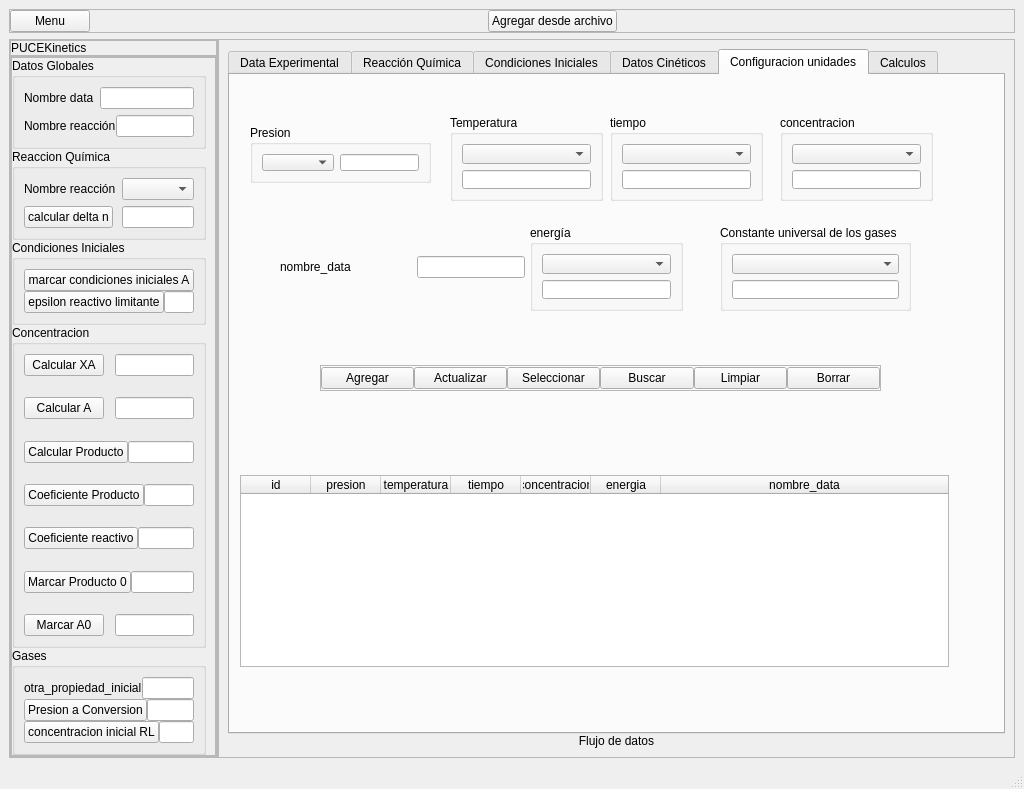
JuandresPUCE/tesis_pyqt_sqlite, file flujo_datos_gui_v4.ui: the form before one commit.
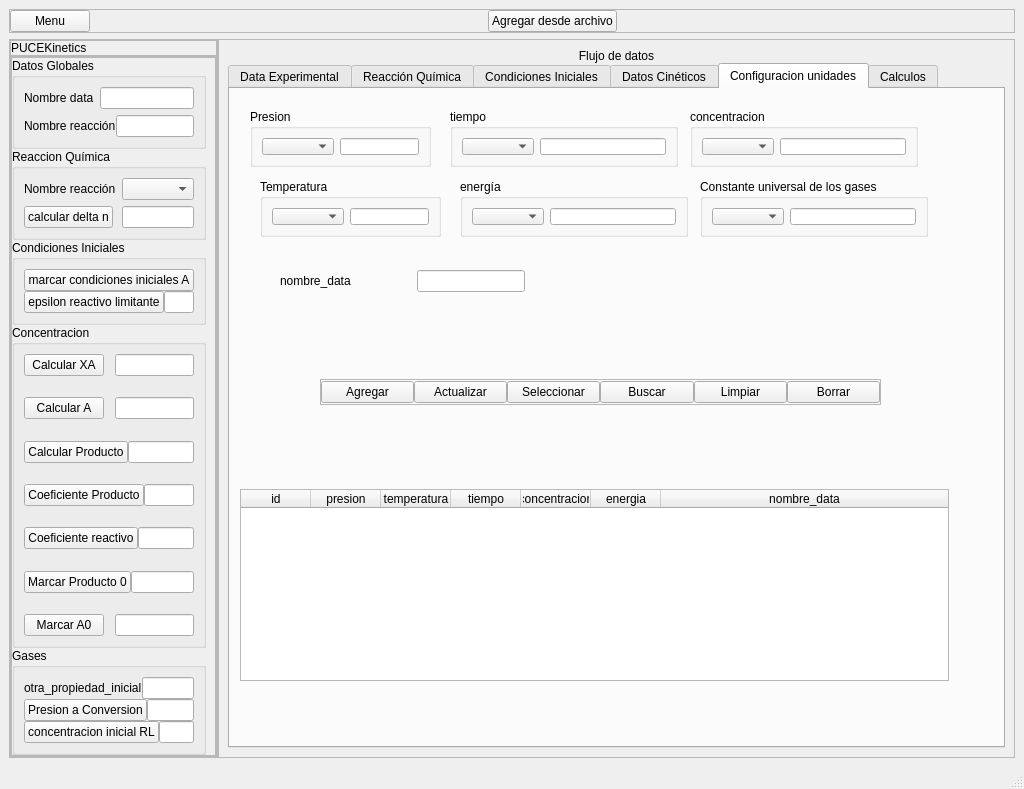
The form after the commit.

Commit message: migrando a json para cambiar la base de datos

Patch:
```diff
--- a/flujo_datos_gui_v4.ui
+++ b/flujo_datos_gui_v4.ui
@@ -956,6 +956,22 @@
             <property name="spacing">
              <number>0</number>
             </property>
+            <item>
+             <widget class="QLabel" name="titulo_label_2">
+              <property name="maximumSize">
+               <size>
+                <width>16777215</width>
+                <height>60</height>
+               </size>
+              </property>
+              <property name="text">
+               <string>Flujo de datos</string>
+              </property>
+              <property name="alignment">
+               <set>Qt::AlignCenter</set>
+              </property>
+             </widget>
+            </item>
             <item>
              <widget class="QTabWidget" name="tabWidget_2">
               <property name="currentIndex">
@@ -3159,16 +3175,16 @@
                <widget class="QGroupBox" name="groupBox_6">
                 <property name="geometry">
                  <rect>
-                  <x>220</x>
-                  <y>40</y>
-                  <width>153</width>
-                  <height>86</height>
+                  <x>30</x>
+                  <y>90</y>
+                  <width>181</width>
+                  <height>58</height>
                  </rect>
                 </property>
                 <property name="title">
                  <string>Temperatura</string>
                 </property>
-                <layout class="QVBoxLayout" name="verticalLayout_35">
+                <layout class="QHBoxLayout" name="horizontalLayout_67">
                  <item>
                   <widget class="QComboBox" name="temperatura_box"/>
                  </item>
@@ -3180,16 +3196,16 @@
                <widget class="QGroupBox" name="groupBox_7">
                 <property name="geometry">
                  <rect>
-                  <x>550</x>
-                  <y>40</y>
-                  <width>153</width>
-                  <height>86</height>
+                  <x>460</x>
+                  <y>20</y>
+                  <width>228</width>
+                  <height>58</height>
                  </rect>
                 </property>
                 <property name="title">
                  <string>concentracion</string>
                 </property>
-                <layout class="QVBoxLayout" name="verticalLayout_36">
+                <layout class="QHBoxLayout" name="horizontalLayout_70">
                  <item>
                   <widget class="QComboBox" name="concentracion_box"/>
                  </item>
@@ -3206,7 +3222,7 @@
                 <property name="geometry">
                  <rect>
                   <x>20</x>
-                  <y>50</y>
+                  <y>20</y>
                   <width>181</width>
                   <height>58</height>
                  </rect>
@@ -3226,16 +3242,16 @@
                <widget class="QGroupBox" name="groupBox_9">
                 <property name="geometry">
                  <rect>
-                  <x>380</x>
-                  <y>40</y>
-                  <width>153</width>
-                  <height>86</height>
+                  <x>220</x>
+                  <y>20</y>
+                  <width>228</width>
+                  <height>58</height>
                  </rect>
                 </property>
                 <property name="title">
                  <string>tiempo</string>
                 </property>
-                <layout class="QVBoxLayout" name="verticalLayout_38">
+                <layout class="QHBoxLayout" name="horizontalLayout_68">
                  <item>
                   <widget class="QComboBox" name="tiempo_box"/>
                  </item>
@@ -3251,16 +3267,16 @@
                <widget class="QGroupBox" name="groupBox_10">
                 <property name="geometry">
                  <rect>
-                  <x>300</x>
-                  <y>150</y>
-                  <width>153</width>
-                  <height>86</height>
+                  <x>230</x>
+                  <y>90</y>
+                  <width>228</width>
+                  <height>58</height>
                  </rect>
                 </property>
                 <property name="title">
                  <string>energía</string>
                 </property>
-                <layout class="QVBoxLayout" name="verticalLayout_39">
+                <layout class="QHBoxLayout" name="horizontalLayout_69">
                  <item>
                   <widget class="QComboBox" name="energia_box"/>
                  </item>
@@ -3456,16 +3472,16 @@
                <widget class="QGroupBox" name="groupBox_11">
                 <property name="geometry">
                  <rect>
-                  <x>490</x>
-                  <y>150</y>
-                  <width>191</width>
-                  <height>86</height>
+                  <x>470</x>
+                  <y>90</y>
+                  <width>228</width>
+                  <height>58</height>
                  </rect>
                 </property>
                 <property name="title">
                  <string>Constante universal de los gases</string>
                 </property>
-                <layout class="QVBoxLayout" name="verticalLayout_40">
+                <layout class="QHBoxLayout" name="horizontalLayout_71">
                  <item>
                   <widget class="QComboBox" name="r_box"/>
                  </item>
@@ -4193,22 +4209,6 @@
               </widget>
              </widget>
             </item>
-            <item>
-             <widget class="QLabel" name="titulo_label_2">
-              <property name="maximumSize">
-               <size>
-                <width>16777215</width>
-                <height>60</height>
-               </size>
-              </property>
-              <property name="text">
-               <string>Flujo de datos</string>
-              </property>
-              <property name="alignment">
-               <set>Qt::AlignCenter</set>
-              </property>
-             </widget>
-            </item>
            </layout>
           </item>
          </layout>
```
The commit also changes 11 other files.
